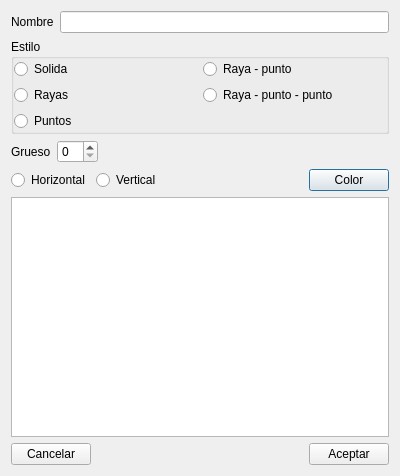
The window that Report/editlinedlg.ui (kapyderi/recoverdrake-v3) describes before a commit, drawn with Qt 5.
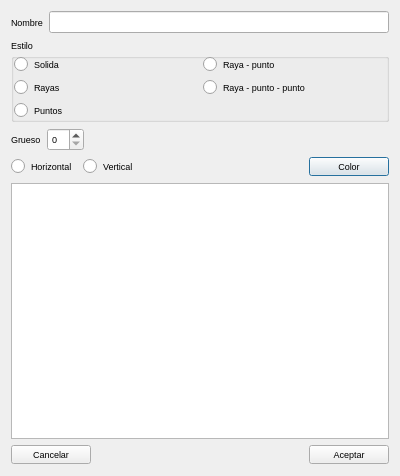
The same window after the commit. Icons and pictures are not drawn.

The edit to the form file:
```diff
--- a/Report/editlinedlg.ui
+++ b/Report/editlinedlg.ui
@@ -16,6 +16,11 @@
     <height>476</height>
    </size>
   </property>
+  <property name="font">
+   <font>
+    <pointsize>7</pointsize>
+   </font>
+  </property>
   <property name="windowTitle">
    <string>Configurar linea</string>
   </property>
```
